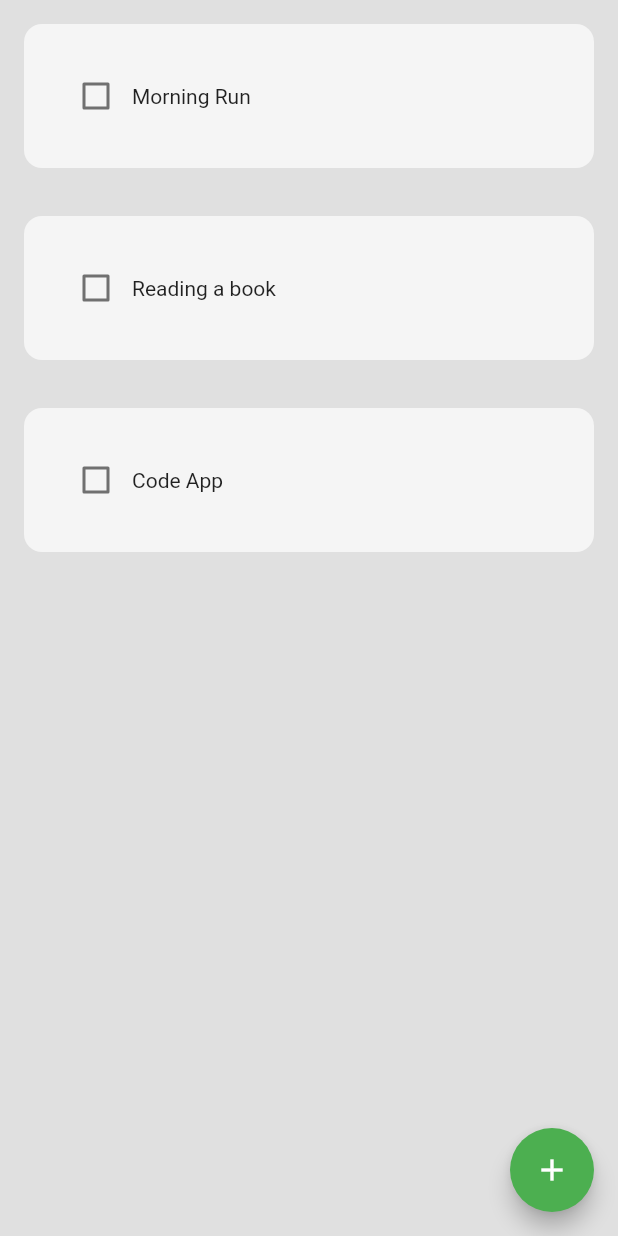
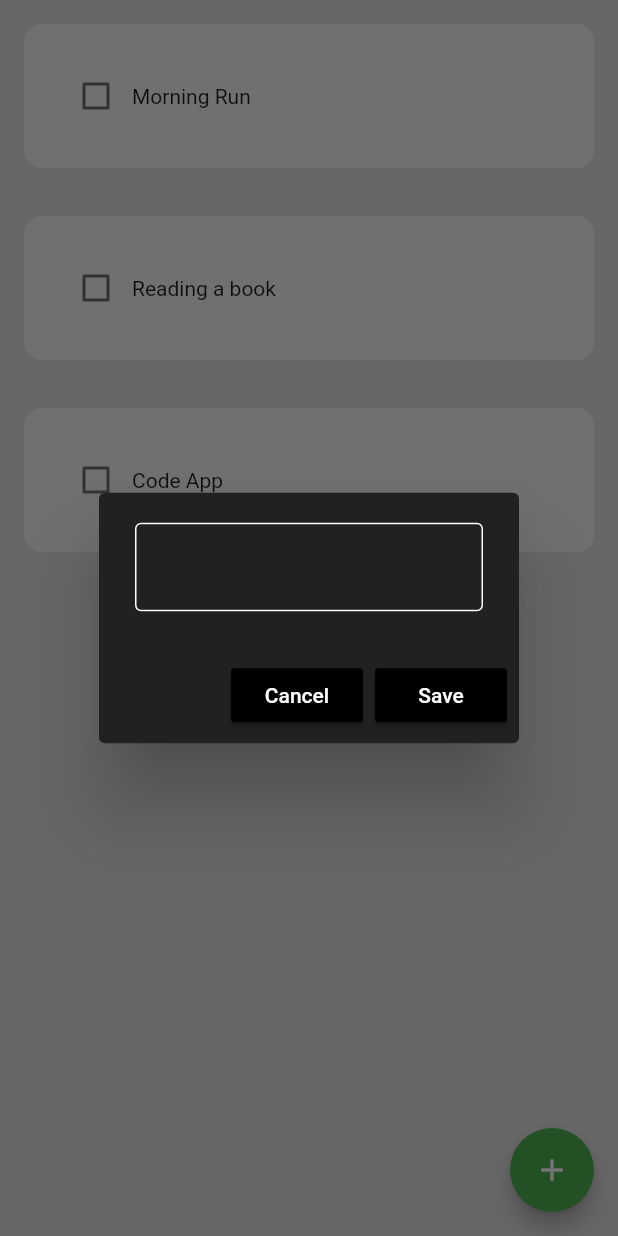
Before and after one commit to ArsenijDKS/flutter_habit_tracker, a Flutter app: the screen it shows after launch, after a tap on the "add" icon, on a phone screen of 412 x 824 dp. Run offline on Flutter 3.47's test engine with Material 2 defaults, Android fonts, the light colour scheme and no system bars.

Commit message:
New function - add a new habit to the list

```diff
--- a/lib/components/my_fab.dart
+++ b/lib/components/my_fab.dart
@@ -1,12 +1,14 @@
 import 'package:flutter/material.dart';
 
 class MyFloatingActionButton extends StatelessWidget {
-  const MyFloatingActionButton({super.key});
+  final Function()? onPressed;
+
+  const MyFloatingActionButton({super.key, required this.onPressed});
 
   @override
   Widget build(BuildContext context) {
     return FloatingActionButton(
-      onPressed: () {},
+      onPressed: onPressed,
       child: Icon(Icons.add),
     );
   }
--- /dev/null
+++ b/lib/components/new_habit_box.dart
@@ -0,0 +1,52 @@
+import 'package:flutter/material.dart';
+
+class EnterNewHabitBox extends StatelessWidget {
+  final controller;
+  final VoidCallback onSave;
+  final VoidCallback onCancel;
+
+  const EnterNewHabitBox(
+      {super.key,
+      required this.controller,
+      required this.onSave,
+      required this.onCancel});
+
+  @override
+  Widget build(BuildContext context) {
+    return AlertDialog(
+      backgroundColor: Colors.grey[900],
+      content: TextField(
+        controller: controller,
+        style: const TextStyle(
+          color: Colors.white,
+        ),
+        decoration: const InputDecoration(
+          enabledBorder: OutlineInputBorder(
+            borderSide: BorderSide(color: Colors.white),
+          ),
+          focusedBorder: OutlineInputBorder(
+            borderSide: BorderSide(color: Colors.white),
+          ),
+        ),
+      ),
+      actions: [
+        MaterialButton(
+          onPressed: onCancel,
+          child: Text(
+            "Cancel",
+            style: TextStyle(color: Colors.white),
+          ),
+          color: Colors.black,
+        ),
+        MaterialButton(
+          onPressed: onSave,
+          child: Text(
+            "Save",
+            style: TextStyle(color: Colors.white),
+          ),
+          color: Colors.black,
+        ),
+      ],
+    );
+  }
+}
--- a/lib/pages/home_page.dart
+++ b/lib/pages/home_page.dart
@@ -1,6 +1,7 @@
 import 'package:flutter/material.dart';
 import 'package:flutter_habit_tracker/components/habit_tile.dart';
 import 'package:flutter_habit_tracker/components/my_fab.dart';
+import 'package:flutter_habit_tracker/components/new_habit_box.dart';
 
 class HomePage extends StatefulWidget {
   const HomePage({super.key});
@@ -26,13 +27,51 @@ class _HomePageState extends State<HomePage> {
   }
 
   // Create a new habit
-  void createNewHabit() {}
+  final _newHabitNameController = TextEditingController();
+  void createNewHabit() {
+    // Show alert message for user to enter the new habit
+    showDialog(
+      context: context,
+      builder: (context) {
+        return EnterNewHabitBox(
+          controller: _newHabitNameController,
+          onSave: saveNewHabit,
+          onCancel: cancelNewHabit,
+        );
+      },
+    );
+  }
+
+  // Function for saving a new habit
+  void saveNewHabit() {
+    // Add new habit to the list
+    setState(() {
+      todayHabitList.add([_newHabitNameController.text, false]);
+    });
+
+    // Clearing the textfield
+    _newHabitNameController.clear();
+
+    // Pop the dialog box
+    Navigator.of(context).pop();
+  }
+
+  // Function for cancelling a new habit
+  void cancelNewHabit() {
+    // Clearing the textfield
+    _newHabitNameController.clear();
+
+    // Pop the dialog box
+    Navigator.of(context).pop();
+  }
 
   @override
   Widget build(BuildContext context) {
     return Scaffold(
       backgroundColor: Colors.grey[300],
-      floatingActionButton: MyFloatingActionButton(),
+      floatingActionButton: MyFloatingActionButton(
+        onPressed: createNewHabit,
+      ),
       body: ListView.builder(
         itemCount: todayHabitList.length,
         itemBuilder: (context, index) {
```
